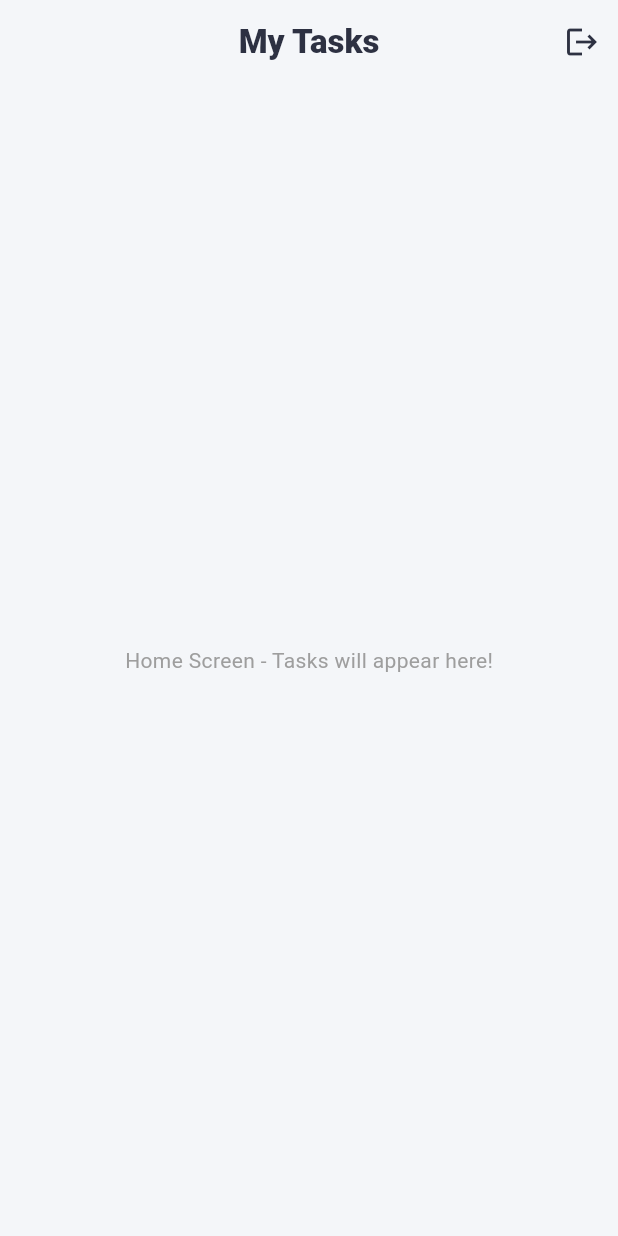
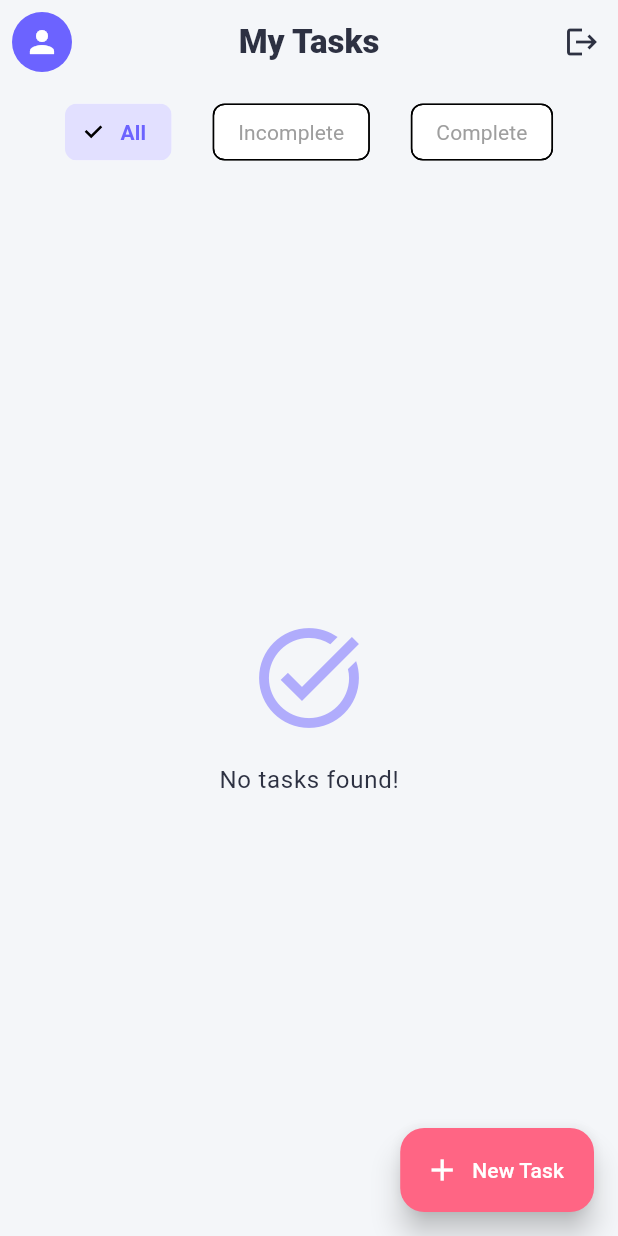
Before and after one commit to qyqystilllearning/ppb_fp_qyqy, a Flutter app: the screen it shows once a user with an empty profile is signed in, on a phone screen of 412 x 824 dp. Run offline on Flutter 3.47's test engine with Material 3 defaults, Android fonts, the phone set to English and light mode, and no system bars; our stand-ins replace firebase_auth, firebase_core, isar, material_symbols_icons; accounts and stored records are empty; generated files the repository leaves out were written again.

Commit message:
home screen skeleton

```diff
--- a/lib/screens/home_screen.dart
+++ b/lib/screens/home_screen.dart
@@ -1,14 +1,34 @@
 import 'package:flutter/material.dart';
 import 'package:firebase_auth/firebase_auth.dart';
+import '../models/todo_task.dart';
+import '../services/database_service.dart';
+import '../widgets/task_tile.dart';
+import 'add_edit_task_screen.dart';
 
-class HomeScreen extends StatelessWidget {
+enum TaskFilter { all, incomplete, complete }
+
+class HomeScreen extends StatefulWidget {
   const HomeScreen({super.key});
+
+  @override
+  State<HomeScreen> createState() => _HomeScreenState();
+}
+
+class _HomeScreenState extends State<HomeScreen> {
+  TaskFilter _currentFilter = TaskFilter.all;
 
   @override
   Widget build(BuildContext context) {
     return Scaffold(
       appBar: AppBar(
         title: const Text('My Tasks'),
+        leading: Padding(
+          padding: const EdgeInsets.all(8.0),
+          child: CircleAvatar(
+            backgroundColor: Theme.of(context).primaryColor,
+            child: const Icon(Icons.person, color: Colors.white),
+          ),
+        ),
         actions: [
           IconButton(
             icon: const Icon(Icons.logout),
@@ -16,8 +36,115 @@ class HomeScreen extends StatelessWidget {
           ),
         ],
       ),
-      body: const Center(
-        child: Text('Home Screen - Tasks will appear here!'),
+      body: Column(
+        children: [
+          _buildFilterChips(),
+          Expanded(
+            child: StreamBuilder<List<TodoTask>>(
+              stream: DatabaseService.listenToTasks(),
+              builder: (context, snapshot) {
+                if (snapshot.connectionState == ConnectionState.waiting) {
+                  return const Center(child: CircularProgressIndicator());
+                }
+
+                var tasks = snapshot.data ?? [];
+
+                // Apply Filter
+                if (_currentFilter == TaskFilter.incomplete) {
+                  tasks = tasks.where((t) => !t.isCompleted).toList();
+                } else if (_currentFilter == TaskFilter.complete) {
+                  tasks = tasks.where((t) => t.isCompleted).toList();
+                }
+
+                if (tasks.isEmpty) {
+                  return Center(
+                    child: Column(
+                      mainAxisAlignment: MainAxisAlignment.center,
+                      children: [
+                        Icon(Icons.task_alt, size: 80, color: Theme.of(context).primaryColor.withValues(alpha: 0.5)),
+                        const SizedBox(height: 16),
+                        Text('No tasks found!', style: Theme.of(context).textTheme.bodyLarge),
+                      ],
+                    ),
+                  );
+                }
+
+                return ReorderableListView.builder(
+                  padding: const EdgeInsets.only(bottom: 80, top: 8),
+                  itemCount: tasks.length,
+                  // ignore: deprecated_member_use
+                  onReorder: (oldIndex, newIndex) {
+                    DatabaseService.reorderTasks(oldIndex, newIndex, List.from(tasks));
+                  },
+                  itemBuilder: (context, index) {
+                    final task = tasks[index];
+                    return TaskTile(
+                      key: ValueKey(task.id), // CRITICAL for ReorderableListView
+                      task: task,
+                      onToggleComplete: (val) {
+                        task.isCompleted = val ?? false;
+                        DatabaseService.saveTask(task);
+                      },
+                      onDelete: () {
+                        DatabaseService.deleteTask(task.id);
+                      },
+                      onTap: () {
+                        Navigator.push(
+                          context,
+                          MaterialPageRoute(
+                            builder: (_) => AddEditTaskScreen(task: task),
+                          ),
+                        );
+                      },
+                    );
+                  },
+                );
+              },
+            ),
+          ),
+        ],
+      ),
+      floatingActionButton: FloatingActionButton.extended(
+        onPressed: () {
+          Navigator.push(
+            context,
+            MaterialPageRoute(
+              builder: (_) => const AddEditTaskScreen(),
+            ),
+          );
+        },
+        icon: const Icon(Icons.add),
+        label: const Text('New Task'),
+      ),
+    );
+  }
+
+  Widget _buildFilterChips() {
+    return Padding(
+      padding: const EdgeInsets.symmetric(horizontal: 16.0, vertical: 8.0),
+      child: Row(
+        mainAxisAlignment: MainAxisAlignment.spaceEvenly,
+        children: [
+          _filterChip('All', TaskFilter.all),
+          _filterChip('Incomplete', TaskFilter.incomplete),
+          _filterChip('Complete', TaskFilter.complete),
+        ],
+      ),
+    );
+  }
+
+  Widget _filterChip(String label, TaskFilter filter) {
+    final isSelected = _currentFilter == filter;
+    return ChoiceChip(
+      label: Text(label),
+      selected: isSelected,
+      onSelected: (selected) {
+        if (selected) setState(() => _currentFilter = filter);
+      },
+      selectedColor: Theme.of(context).primaryColor.withValues(alpha: 0.2),
+      labelStyle: TextStyle(
+        color: isSelected ? Theme.of(context).primaryColor : Colors.grey,
+        fontWeight: isSelected ? FontWeight.bold : FontWeight.normal,
       ),
     );
   }
--- a/pubspec.yaml
+++ b/pubspec.yaml
@@ -43,6 +43,7 @@ dependencies:
   firebase_auth: ^6.5.3
   awesome_notifications: 0.12.0
   material_symbols_icons: ^4.2951.0
+  intl: ^0.20.3
 
 dev_dependencies:
   flutter_test:
```
Also changed, not shown: lib/screens/add_edit_task_screen.dart (added, +25 -0 lines), lib/widgets/task_tile.dart (added, +95 -0 lines), pubspec.lock.
